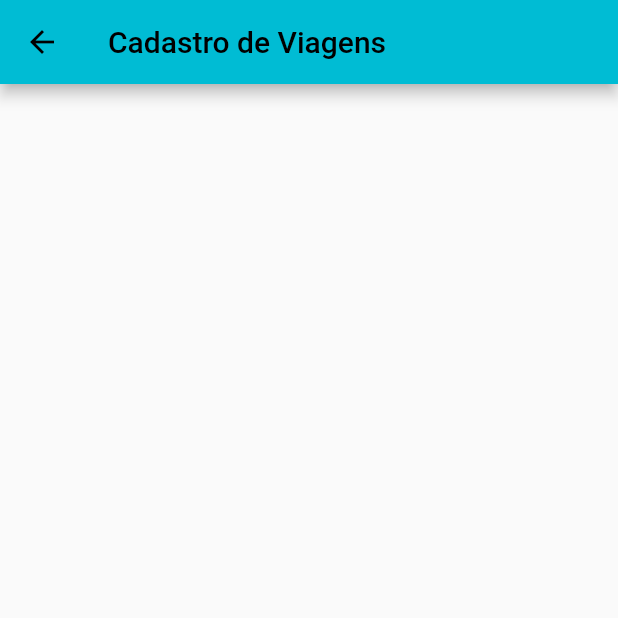
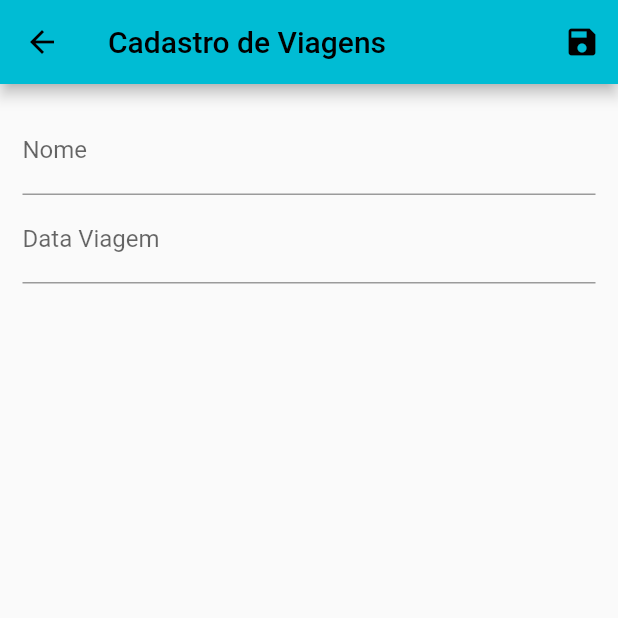
Before and after one commit to DouglasFabio/travelogue, a Flutter app: the TravelForm screen opened by its route, on a phone screen of 412 x 824 dp, the top half of it. Run offline on Flutter 3.47's test engine with Material 2 defaults, Android fonts, the phone set to English and light mode, and no system bars; our stand-ins replace date_field; missing offline and left inert: dart:ffi.

Commit message:
Create provisório - OK

```diff
--- a/flutterversion/travelogue/lib/views/travel_form.dart
+++ b/flutterversion/travelogue/lib/views/travel_form.dart
@@ -1,11 +1,68 @@
 import 'package:flutter/material.dart';
+import 'package:provider/provider.dart';
+import 'package:travelogue/models/travel.dart';
+import 'package:travelogue/provider/travels.dart';
 
 class TravelForm extends StatelessWidget {
+
+  final _form = GlobalKey<FormState>();
+  final Map<String, String> _formData = {};
+
   @override
   Widget build(BuildContext context) {
     return Scaffold(
       appBar: AppBar(
         title: Text('Cadastro de Viagens'),
+        actions: [
+          IconButton(
+            onPressed: () {
+              final isValid = _form.currentState!.validate();
+
+              if(isValid){
+                _form.currentState?.save();
+                Provider.of<TravelsProvider>(context, listen: false).put(
+                  Travel(
+                    id: _formData['id'],
+                    name: _formData['name']!,
+                    travel_date: _formData['travel_date']!,
+                  ),
+                );
+                Navigator.of(context).pop();
+              }
+            },
+            icon: Icon(Icons.save),
+          )
+        ],
+      ),
+      body: Padding(
+        padding: EdgeInsets.all(15),
+        child: Form(
+          key: _form,
+          child: Column(
+            children: [
+              TextFormField(
+                validator: (value){
+                  if(value == null || value.isEmpty){
+                    return 'Preencha este campo';
+                  }
+                  return null;
+                },
+                decoration: InputDecoration(labelText: 'Nome'),
+                onSaved: (value) => _formData['name'] = value!,
+              ),
+              TextFormField(
+                validator: (value){
+                  if(value == null || value.isEmpty){
+                    return 'Preencha este campo';
+                  }
+                  return null;
+                },
+                decoration: InputDecoration(labelText: 'Data Viagem'),
+                onSaved: (value) => _formData['travel_date'] = value!,
+              ),
+            ]
+          ) ,
+        )
       ),
     );
   }
```
